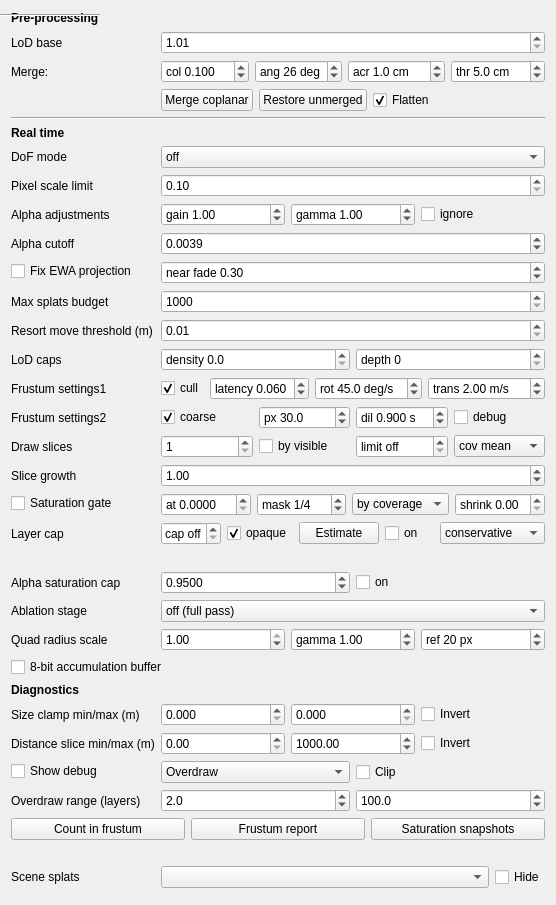
russiaman/substrata_robo, file gui_client/GaussianSplatSettingsWidget.ui: the form before one commit.
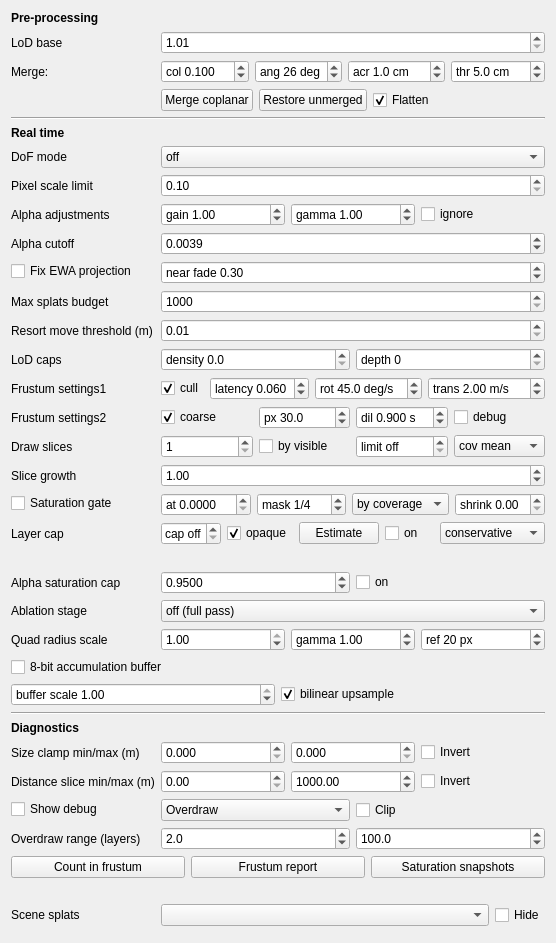
The form after the commit.

Commit message: Splat settings: buffer scale and bilinear upsample controls

```diff
--- a/gui_client/GaussianSplatSettingsWidget.ui
+++ b/gui_client/GaussianSplatSettingsWidget.ui
@@ -1441,7 +1441,49 @@
      </property>
     </widget>
    </item>
-   <item row="24" column="0" colspan="2">
+   <item row="25" column="0" colspan="2">
+    <layout class="QHBoxLayout" name="accumBufferScaleLayout">
+     <item>
+      <widget class="QDoubleSpinBox" name="accumBufferScaleDoubleSpinBox">
+       <property name="prefix">
+        <string>buffer scale </string>
+       </property>
+       <property name="decimals">
+        <number>2</number>
+       </property>
+       <property name="minimum">
+        <double>0.100000000000000</double>
+       </property>
+       <property name="maximum">
+        <double>1.000000000000000</double>
+       </property>
+       <property name="singleStep">
+        <double>0.050000000000000</double>
+       </property>
+       <property name="value">
+        <double>1.000000000000000</double>
+       </property>
+       <property name="toolTip">
+        <string>Renders the splats into an accumulation buffer this fraction of the frame's size, then scales the result back up in the resolve. The splat pass is bound by blend bandwidth, which scales with pixels: on the interior scene, blending alone is about 9 ms of a 17 ms frame, so 0.5 (a quarter of the pixels) takes it to roughly 9 ms total. The LoD selection deliberately does not follow this - the same splats are drawn, just into a smaller buffer - so the ~6.3 ms of per-splat vertex and instance work is untouched and is the floor of this knob whatever the scale. Returns bend before that floor: at pixel scale limit 2 the LoD brings splats to about 2 px, so at half scale they land on the vertex shader's half-pixel low-pass floor and area falls by about 3.3x rather than 4x. 1 = off, and every path then behaves exactly as it did without this setting. Rebuilds the accumulation framebuffer when changed.</string>
+       </property>
+      </widget>
+     </item>
+     <item>
+      <widget class="QCheckBox" name="accumUpsampleBilinearCheckBox">
+       <property name="text">
+        <string>bilinear upsample</string>
+       </property>
+       <property name="checked">
+        <bool>true</bool>
+       </property>
+       <property name="toolTip">
+        <string>How the resolve reads a downscaled accumulation buffer back up to the frame. Bilinear is what makes the downscale usable: a splat is a Gaussian, so its screen footprint is band-limited by construction, and a smooth reconstruction of it loses far less than the same downscale would on ordinary geometry. Unchecking gives nearest, i.e. visibly blocky - kept as a diagnostic, since seeing the blocks is how one confirms the buffer really is smaller, and it is the honest baseline the bilinear cost is compared against. Ignored at buffer scale 1, where the buffer is indexed one-to-one.</string>
+       </property>
+      </widget>
+     </item>
+    </layout>
+   </item>
+   <item row="26" column="0" colspan="2">
     <widget class="QFrame" name="diagnosticsSeparatorLine">
      <property name="frameShape">
       <enum>QFrame::HLine</enum>
@@ -1451,7 +1493,7 @@
      </property>
     </widget>
    </item>
-   <item row="25" column="0" colspan="2">
+   <item row="27" column="0" colspan="2">
     <widget class="QLabel" name="diagnosticsSectionLabel">
      <property name="text">
       <string>Diagnostics</string>
@@ -1464,7 +1506,7 @@
      </property>
     </widget>
    </item>
-   <item row="26" column="0">
+   <item row="28" column="0">
     <widget class="QLabel" name="sizeClampLabel">
      <property name="text">
       <string>Size clamp min/max (m)</string>
@@ -1474,7 +1516,7 @@
      </property>
     </widget>
    </item>
-   <item row="26" column="1">
+   <item row="28" column="1">
     <widget class="QWidget" name="sizeClampWidget" native="true">
      <layout class="QHBoxLayout" name="sizeClampHorizontalLayout">
       <property name="leftMargin">
@@ -1540,7 +1582,7 @@
      </layout>
     </widget>
    </item>
-   <item row="27" column="0">
+   <item row="29" column="0">
     <widget class="QLabel" name="distClampLabel">
      <property name="text">
       <string>Distance slice min/max (m)</string>
@@ -1550,7 +1592,7 @@
      </property>
     </widget>
    </item>
-   <item row="27" column="1">
+   <item row="29" column="1">
     <widget class="QWidget" name="distClampWidget" native="true">
      <layout class="QHBoxLayout" name="distClampHorizontalLayout">
       <property name="leftMargin">
@@ -1616,7 +1658,7 @@
      </layout>
     </widget>
    </item>
-   <item row="28" column="0">
+   <item row="30" column="0">
     <widget class="QCheckBox" name="showDebugCheckBox">
      <property name="text">
       <string>Show debug</string>
@@ -1626,7 +1668,7 @@
      </property>
     </widget>
    </item>
-   <item row="28" column="1">
+   <item row="30" column="1">
     <widget class="QWidget" name="debugModeWidget" native="true">
      <layout class="QHBoxLayout" name="debugModeHorizontalLayout">
       <property name="leftMargin">
@@ -1681,7 +1723,7 @@
      </layout>
     </widget>
    </item>
-   <item row="29" column="0">
+   <item row="31" column="0">
     <widget class="QLabel" name="overdrawRangeLabel">
      <property name="text">
       <string>Overdraw range (layers)</string>
@@ -1691,7 +1733,7 @@
      </property>
     </widget>
    </item>
-   <item row="29" column="1">
+   <item row="31" column="1">
     <widget class="QWidget" name="overdrawRangeWidget" native="true">
      <layout class="QHBoxLayout" name="overdrawRangeHorizontalLayout">
       <property name="leftMargin">
@@ -1756,7 +1798,7 @@
    <!-- The one-off diagnostic actions sit together in a single row at the foot of the panel, rather than
    each taking a form row of its own: they are not settings, and interleaving them with the live controls above
    made the panel taller than the dock for no gain.  Their result labels follow in the row below, same order. -->
-   <item row="30" column="0" colspan="2">
+   <item row="32" column="0" colspan="2">
     <layout class="QHBoxLayout" name="diagnosticButtonsHorizontalLayout">
      <item>
       <widget class="QPushButton" name="countInFrustumPushButton">
@@ -1790,7 +1832,7 @@
      </item>
     </layout>
    </item>
-   <item row="31" column="0" colspan="2">
+   <item row="33" column="0" colspan="2">
     <layout class="QHBoxLayout" name="diagnosticResultsHorizontalLayout">
      <item>
       <widget class="QLabel" name="countInFrustumResultLabel">
@@ -1815,7 +1857,7 @@
      </item>
     </layout>
    </item>
-   <item row="32" column="0">
+   <item row="34" column="0">
     <widget class="QLabel" name="sceneSplatsLabel">
      <property name="text">
       <string>Scene splats</string>
@@ -1825,7 +1867,7 @@
      </property>
     </widget>
    </item>
-   <item row="32" column="1">
+   <item row="34" column="1">
     <layout class="QHBoxLayout" name="sceneSplatsHorizontalLayout">
      <item>
       <widget class="QComboBox" name="sceneSplatsComboBox">
@@ -1852,7 +1894,7 @@
      </item>
     </layout>
    </item>
-   <item row="33" column="0" colspan="2">
+   <item row="35" column="0" colspan="2">
     <spacer name="verticalSpacer">
      <property name="orientation">
       <enum>Qt::Vertical</enum>
```
The commit also changes 2 other files.
